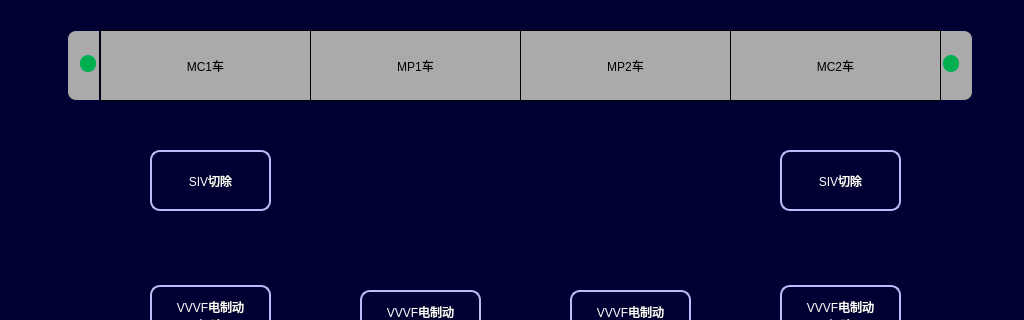
Before: the Qt Designer form maintainceresetexcisionpage.ui in 994656234/HHL, drawn with Qt 5; both pictures show x 0 to 1024 and y 0 to 320 of the 1024 by 706 pixel window.
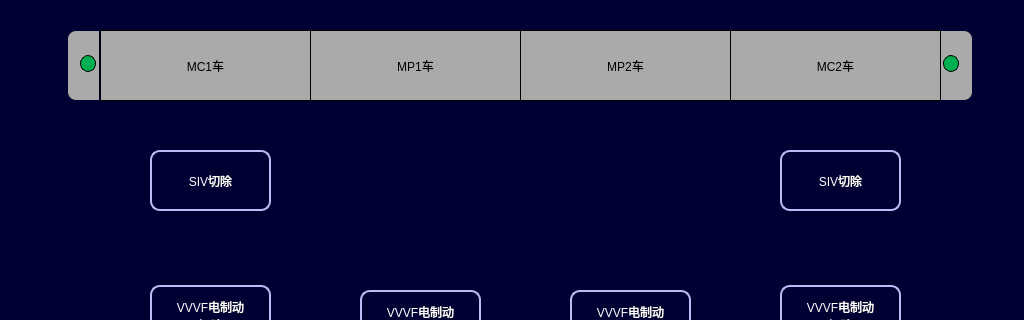
After: the same form once the commit is applied. Icons and pictures are not drawn.

Diff of the .ui file:
```diff
--- a/maintainceresetexcisionpage.ui
+++ b/maintainceresetexcisionpage.ui
@@ -474,7 +474,9 @@
    </property>
    <property name="styleSheet">
     <string notr="true">background-color: rgb(0, 176, 80);
-border-radius:8px;</string>
+border-radius:8px;
+font:24px,&quot;微软雅黑&quot;;
+border:1px solid black;</string>
    </property>
    <property name="text">
     <string/>
@@ -507,7 +509,9 @@
    </property>
    <property name="styleSheet">
     <string notr="true">background-color: rgb(0, 176, 80);
-border-radius:8px;</string>
+border-radius:8px;
+font:24px,&quot;微软雅黑&quot;;
+border:1px solid black;</string>
    </property>
    <property name="text">
     <string/>
```
Left out of the diff: 24 changed lines with no effect on the pictures.
